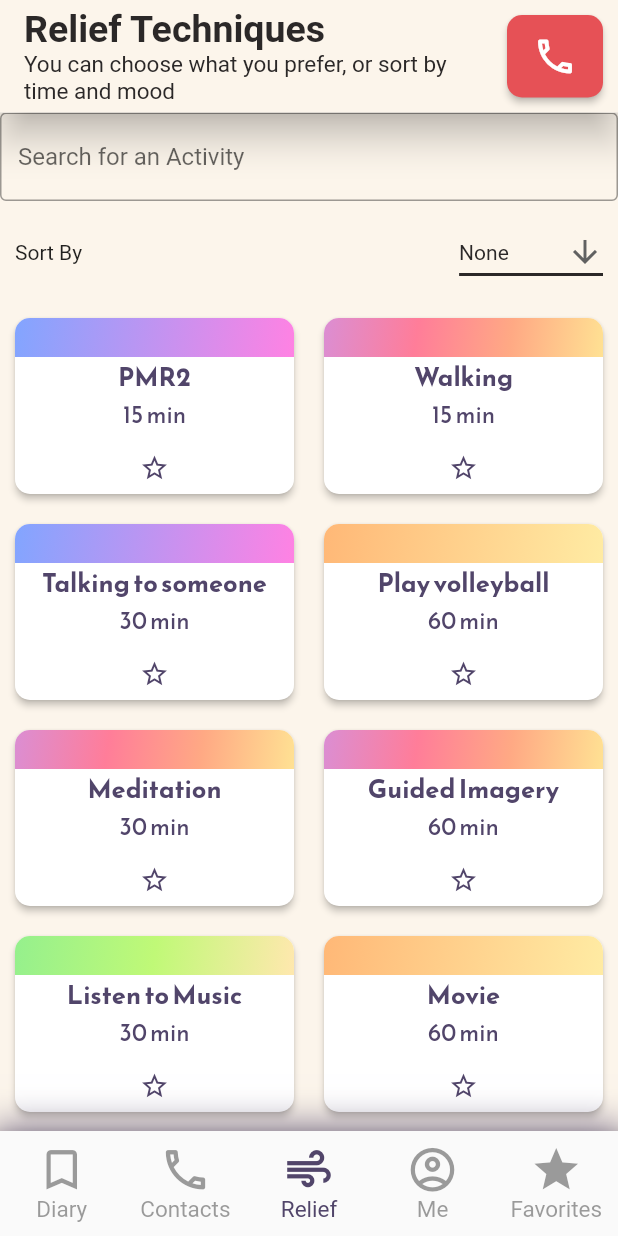
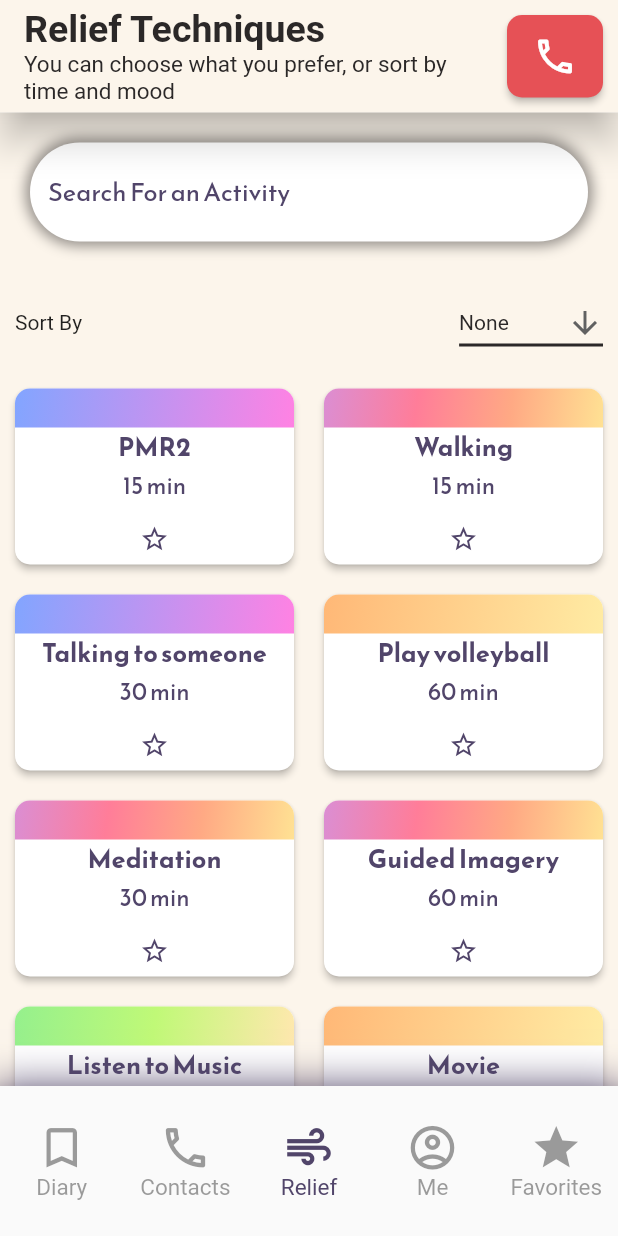
Before and after one commit to AlexShor0103/Team-2136-ReliefLink, a Flutter app: the screen it shows after launch, on a phone screen of 412 x 824 dp. Run offline on Flutter 3.47's test engine with Material 2 defaults, Android fonts, the phone set to English and light mode, and no system bars; our stand-ins replace chewie, google_maps_flutter, shared_preferences, video_player; missing offline and left inert: store_redirect.

Commit message:
Reformat SearchBar

```diff
--- a/lib/components/ReliefActivitiesMenu/SearchContainer.dart
+++ b/lib/components/ReliefActivitiesMenu/SearchContainer.dart
@@ -11,15 +11,79 @@ class SearchContainer extends StatefulWidget {
 class _SearchContainerState extends State<SearchContainer> {
   @override
   Widget build(BuildContext context) {
-    return TextField(
-      onChanged: (text) {
-        AppConstants.searchString = text;
-        AppConstants.setSearchActivitiesBy(text);
-      },
-      decoration: const InputDecoration(
-        border: OutlineInputBorder(),
-        hintText: 'Search for an Activity',
+    return Container(
+      margin: EdgeInsets.symmetric(horizontal: 20, vertical: 20),
+      decoration: BoxDecoration(
+        borderRadius: BorderRadius.all(Radius.circular(100)),
+        color: Color.fromRGBO(0, 0, 0, 0),
+        boxShadow: [
+          BoxShadow(color: AppColors.black.withOpacity(0.5),
+            spreadRadius: 3,
+            blurRadius: 7,
+          )
+        ],
+      ),
+      child: TextField(
+        onChanged: (text) {
+          AppConstants.searchString = text;
+          AppConstants.setSearchActivitiesBy(text);
+        },
+        style: const TextStyle(
+          color: AppColors.font,
+          fontFamily: 'MainFont',
+          fontSize: 17,
+        ),
+        decoration: const InputDecoration(
+          hintText: 'Search For an Activity',
+          hintStyle: const TextStyle(
+            color: AppColors.font,
+            fontFamily: 'MainFont',
+            fontSize: 17,
+          ),
+          filled: true,
+          fillColor: AppColors.white,
+          border: OutlineInputBorder(
+            borderRadius: BorderRadius.all(Radius.circular(100)),
+            borderSide: BorderSide.none,
+          ),
+        ),
       ),
     );
+
+    // return Padding(
+    //   padding: EdgeInsets.symmetric(horizontal: 10, vertical: 30),
+    //   child: Container(
+    //       decoration: BoxDecoration(boxShadow: [
+    //         BoxShadow(),
+    //       ]),
+    //       child: TextField(
+    //           onChanged: (text) {
+    //             AppConstants.searchString = text;
+    //             AppConstants.setSearchActivitiesBy(text);
+    //           },
+    //           style: const TextStyle(
+    //             color: AppColors.font,
+    //             fontFamily: 'MainFont',
+    //             fontSize: 17,
+    //           ),
+    //           decoration: const InputDecoration(
+    //             // contentPadding: EdgeInsets.symmetric(horizontal: 50, vertical: 10),
+
+    //             filled: true,
+    //             fillColor: AppColors.white,
+    //             border: OutlineInputBorder(
+    //               borderRadius: BorderRadius.all(Radius.circular(100)),
+    //               borderSide: BorderSide.none,
+    //             ),
+    //             prefixIcon: Icon(Icons.search),
+    //             prefixIconColor: AppColors.font,
+    //             hintText: 'Search for an Activity',
+    //             hintStyle: const TextStyle(
+    //               color: AppColors.font,
+    //               fontFamily: 'MainFont',
+    //               fontSize: 17,
+    //             ),
+    //           ))),
+    // );
   }
 }
--- a/lib/screens/NavigationWrapper.dart
+++ b/lib/screens/NavigationWrapper.dart
@@ -46,7 +46,7 @@ class _NavState extends State<Nav> {
             ],
           ),
           child: SizedBox(
-              height: 70,
+              height: 100,
               child: BottomNavigationBar(
                 //currentIndex: selected screen(icon) index
                 currentIndex: currentIndex,
```
Also changed, not shown: pubspec.lock.
